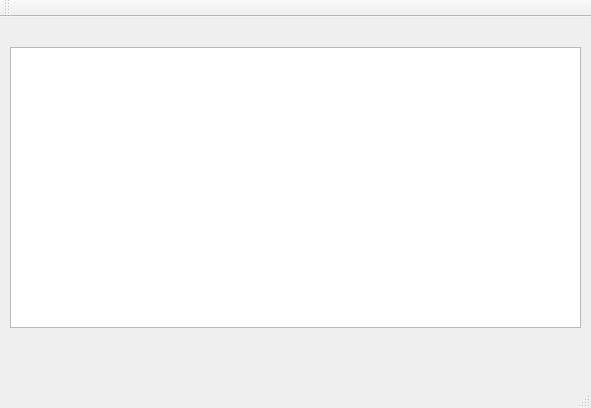
The window that mainwindow.ui (gaopindianzi/relay_control_terminal) describes before a commit, drawn with Qt 5.
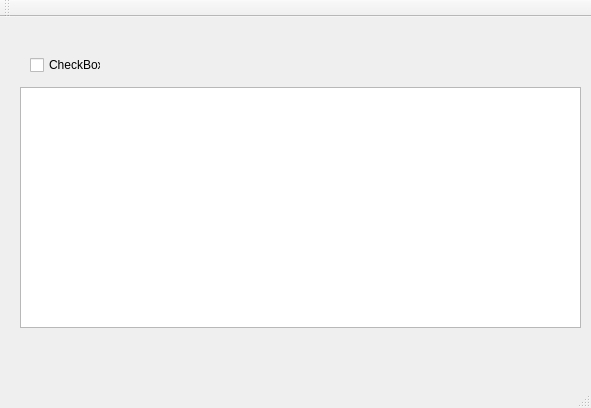
The same window after the commit.

Commit message: 试验了一些table的实现

The edit to the form file:
```diff
--- a/mainwindow.ui
+++ b/mainwindow.ui
@@ -14,16 +14,29 @@
    <string>MainWindow</string>
   </property>
   <widget class="QWidget" name="centralWidget">
-   <widget class="QTableView" name="tableView">
+   <widget class="QTableWidget" name="tableWidget">
     <property name="geometry">
      <rect>
-      <x>10</x>
-      <y>30</y>
-      <width>571</width>
-      <height>281</height>
+      <x>20</x>
+      <y>70</y>
+      <width>561</width>
+      <height>241</height>
      </rect>
     </property>
    </widget>
+   <widget class="QCheckBox" name="checkBox">
+    <property name="geometry">
+     <rect>
+      <x>30</x>
+      <y>40</y>
+      <width>71</width>
+      <height>16</height>
+     </rect>
+    </property>
+    <property name="text">
+     <string>CheckBox</string>
+    </property>
+   </widget>
   </widget>
   <widget class="QMenuBar" name="menuBar">
    <property name="geometry">
```
Left out of the diff: 2 changed lines with no effect on the pictures. The commit also changes 4 other files.
